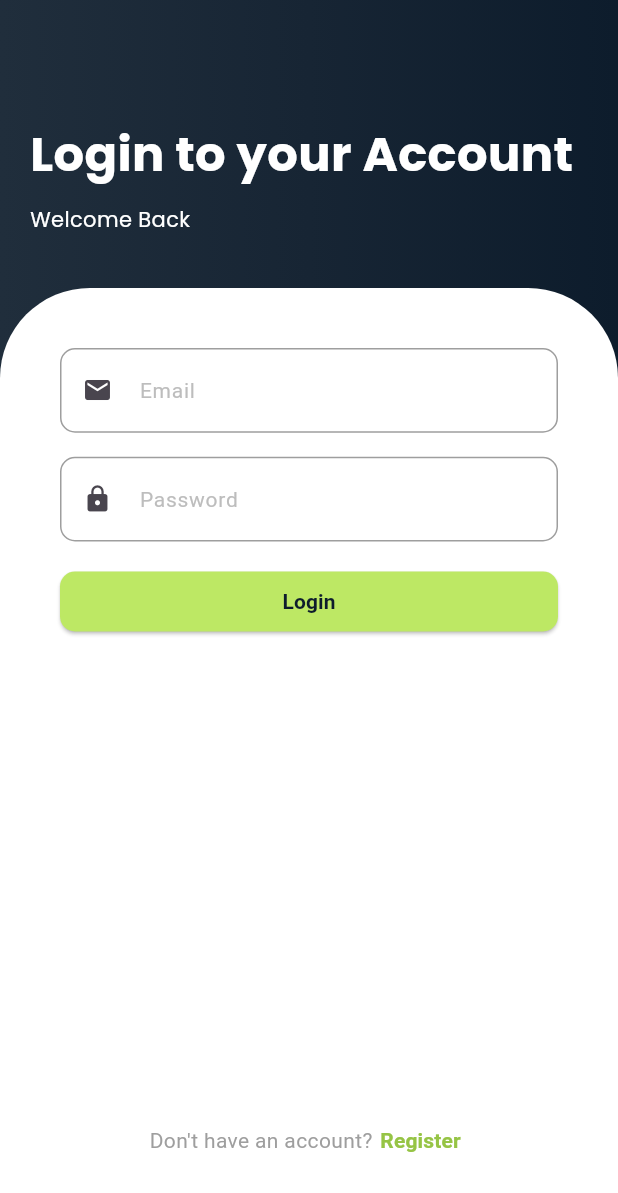
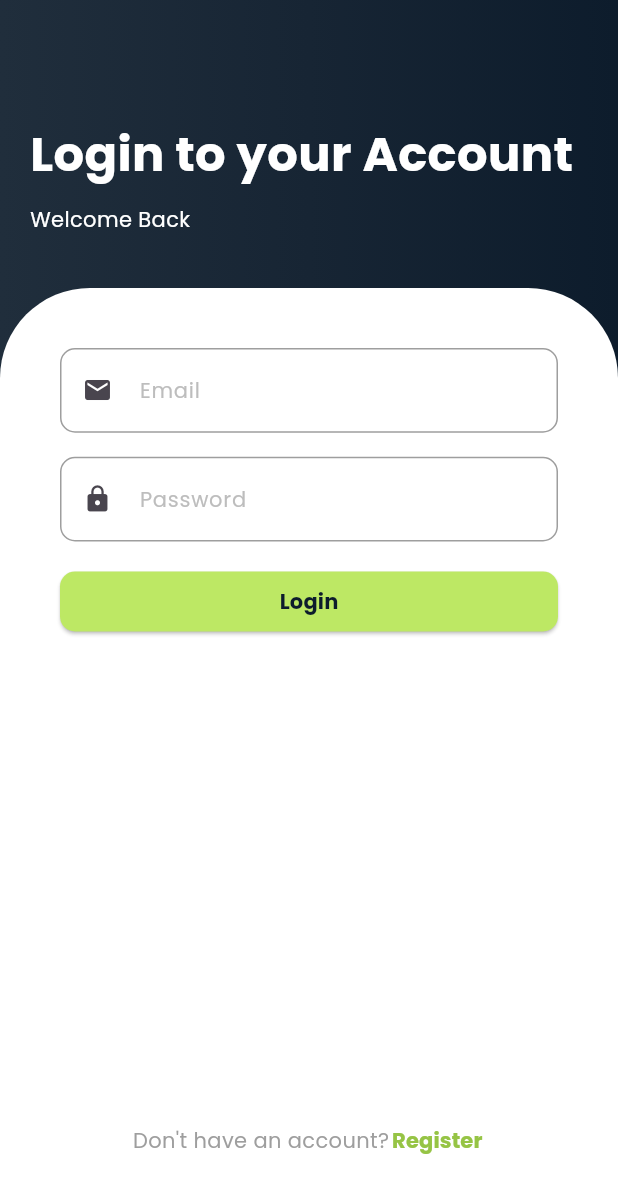
Before and after one commit to yosephyusanto/ewallet, a Flutter app: the screen it shows after launch, on a phone screen of 412 x 824 dp. Shown: the top 1193 px of the screen. Run offline on Flutter 3.47's test engine with Material 3 defaults, Android fonts, the phone set to English and light mode, and no system bars; our stand-ins replace animated_text_kit, cloud_firestore, firebase_auth, firebase_core, font_awesome_flutter, lottie; accounts and stored records are empty.

Commit message:
Menambahkan valida phone number profile settings dan memberi fonts default poppins

```diff
--- a/lib/main.dart
+++ b/lib/main.dart
@@ -39,6 +39,7 @@ class MyApp extends StatelessWidget {
     return MaterialApp(
       title: 'Flutter Demo',
       theme: ThemeData(
+        fontFamily: 'Poppins',
         colorScheme: ColorScheme.fromSeed(seedColor: Colors.deepPurple),
         useMaterial3: true,
       ),
--- a/lib/widgets/profile_settings_widget.dart
+++ b/lib/widgets/profile_settings_widget.dart
@@ -78,7 +78,11 @@ class _ProfileSettingsWidgetState extends State<ProfileSettingsWidget> {
 
                 if (_phoneNumberController.text.length < 10 ||
                     _phoneNumberController.text.length > 15) {
-                  throw Exception('phone number mush be 10-15 digits');
+                  throw Exception('phone number must be 10-15 digits');
+                }
+
+                if (!RegExp(r'^\d{10,15}$').hasMatch(_phoneNumberController.text)) {
+                  throw Exception('phone number must be number');
                 }
 
                 Provider.of<UserProvider>(context, listen: false).updateProfile(
```
